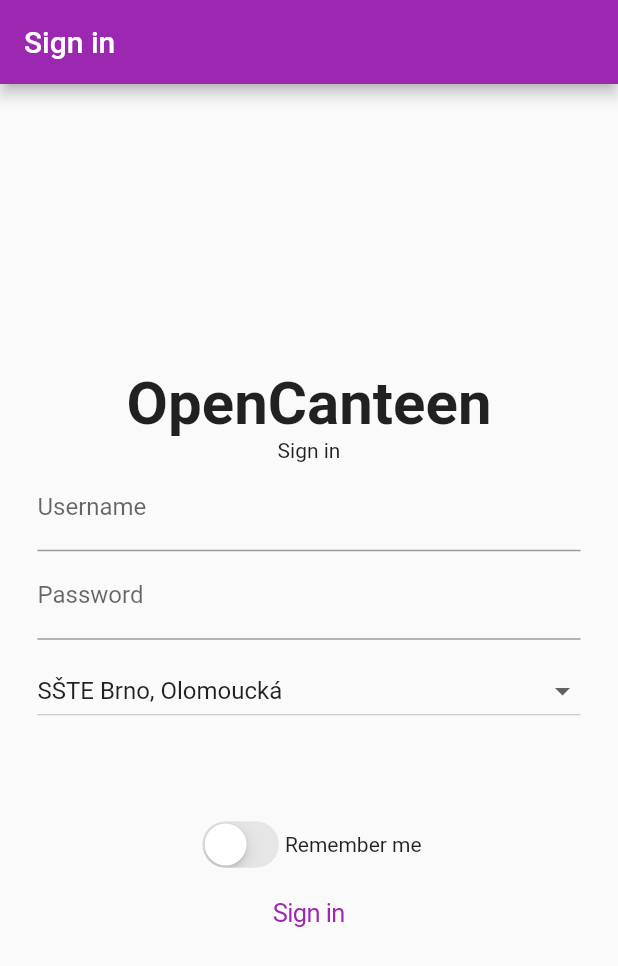
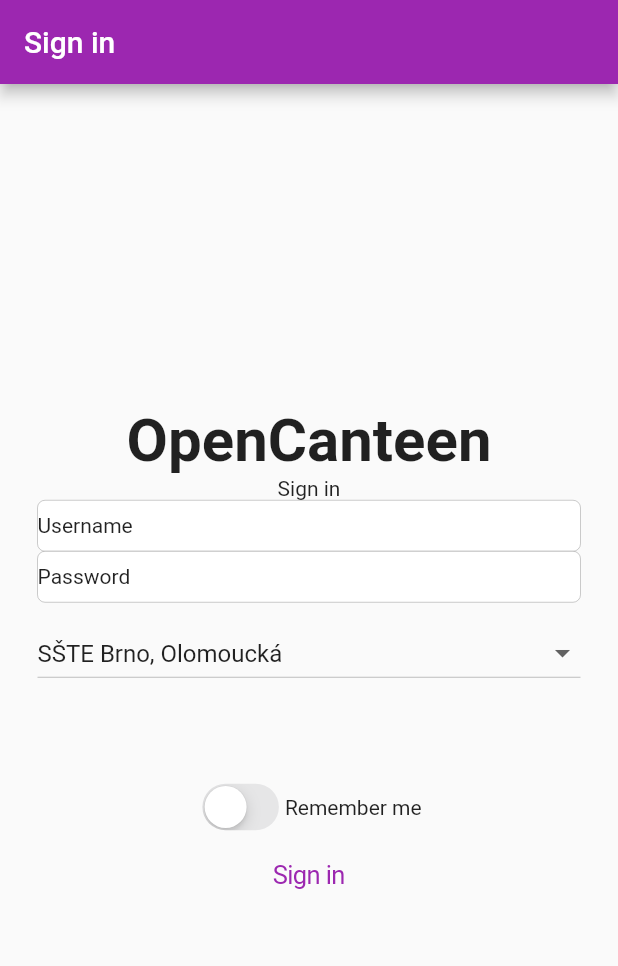
Before and after one commit to hernikplays/opencanteen, a Flutter app: the IOSLogin screen opened directly, on a phone screen of 412 x 824 dp. Shown: the top 966 px of the screen. Run offline on Flutter 3.47's test engine with Material 2 defaults, Android fonts, the phone set to English and light mode, and no system bars; our stand-ins replace flutter_local_notifications, flutter_native_timezone, flutter_secure_storage, introduction_screen, package_info_plus, shared_preferences and 1 more; missing offline and left inert: canteenlib; accounts and stored records are empty.

Commit message:
fix: optimalizovat a upravit barvy

```diff
--- a/lib/okna/android/nastaveni.dart
+++ b/lib/okna/android/nastaveni.dart
@@ -80,6 +80,7 @@ class _AndroidNastaveniState extends State<AndroidNastaveni> {
                 Text(Languages.of(context)!.saveOffline),
                 Switch(
                     value: _ukladatOffline,
+                    activeColor: Colors.purple,
                     onChanged: (value) {
                       setState(() {
                         _ukladatOffline = value;
@@ -115,6 +116,7 @@ class _AndroidNastaveniState extends State<AndroidNastaveni> {
               children: [
                 Text(Languages.of(context)!.skipWeekend),
                 Switch(
+                    activeColor: Colors.purple,
                     value: _preskakovatVikend,
                     onChanged: (value) {
                       setState(() {
@@ -129,6 +131,7 @@ class _AndroidNastaveniState extends State<AndroidNastaveni> {
               children: [
                 Flexible(child: Text(Languages.of(context)!.checkOrdered)),
                 Switch(
+                    activeColor: Colors.purple,
                     value: _kontrolovatTyden,
                     onChanged: (value) {
                       setState(() {
@@ -143,6 +146,7 @@ class _AndroidNastaveniState extends State<AndroidNastaveni> {
               children: [
                 Flexible(child: Text(Languages.of(context)!.notifyLunch)),
                 Switch(
+                    activeColor: Colors.purple,
                     value: _oznameniObed,
                     thumbColor: (!_zapamatovany
                         ? MaterialStateProperty.all(Colors.grey)
--- a/lib/okna/ios/login.dart
+++ b/lib/okna/ios/login.dart
@@ -33,7 +33,6 @@ class _IOSLoginState extends State<IOSLogin> {
   void initState() {
     super.initState();
     LoginManager.getDetails().then((r) async {
-      if (Platform.isIOS) {
       // žádat o oprávnění na iOS
       await flutterLocalNotificationsPlugin
           .resolvePlatformSpecificImplementation<
@@ -43,13 +42,7 @@ class _IOSLoginState extends State<IOSLogin> {
             badge: true,
             sound: true,
           );
-      } else if (Platform.isAndroid) {
-        // žádat o oprávnění na android
-        flutterLocalNotificationsPlugin
-            .resolvePlatformSpecificImplementation<
-                AndroidFlutterLocalNotificationsPlugin>()
-            ?.requestPermission();
-      }
+
       if (r != null) {
         // Automaticky přihlásit
         showDialog(
@@ -146,16 +139,14 @@ class _IOSLoginState extends State<IOSLogin> {
                     Languages.of(context)!.logIn,
                     textAlign: TextAlign.center,
                   ),
-                  TextField(
+                  CupertinoTextField(
                     controller: userControl,
                     autofillHints: const [AutofillHints.username],
-                    decoration: InputDecoration(
-                        labelText: Languages.of(context)!.username),
+                    prefix: Text(Languages.of(context)!.username),
                   ),
-                  TextField(
+                  CupertinoTextField(
                     autofillHints: const [AutofillHints.password],
-                    decoration: InputDecoration(
-                        labelText: Languages.of(context)!.password),
+                    prefix: Text(Languages.of(context)!.password),
                     controller: passControl,
                     obscureText: true,
                   ),
@@ -283,12 +274,9 @@ class _IOSLoginState extends State<IOSLogin> {
   /// Získá offline soubor a zobrazí údaje
   void goOffline() async {
     if (!mounted) return;
-    if (Platform.isAndroid) {
     Navigator.pushAndRemoveUntil(
         context,
-          MaterialPageRoute(
-              builder: ((context) => const IOSOfflineJidelnicek())),
+        MaterialPageRoute(builder: ((context) => const IOSOfflineJidelnicek())),
         (route) => false);
   }
 }
-}
--- a/lib/okna/ios/nastaveni.dart
+++ b/lib/okna/ios/nastaveni.dart
@@ -80,6 +80,7 @@ class _IOSNastaveniState extends State<IOSNastaveni> {
               children: [
                 Text(Languages.of(context)!.saveOffline),
                 CupertinoSwitch(
+                    activeColor: Colors.purple,
                     value: _ukladatOffline,
                     onChanged: (value) {
                       setState(() {
@@ -116,6 +117,7 @@ class _IOSNastaveniState extends State<IOSNastaveni> {
               children: [
                 Text(Languages.of(context)!.skipWeekend),
                 CupertinoSwitch(
+                    activeColor: Colors.purple,
                     value: _preskakovatVikend,
                     onChanged: (value) {
                       setState(() {
@@ -130,6 +132,7 @@ class _IOSNastaveniState extends State<IOSNastaveni> {
               children: [
                 Flexible(child: Text(Languages.of(context)!.checkOrdered)),
                 CupertinoSwitch(
+                    activeColor: Colors.purple,
                     value: _kontrolovatTyden,
                     onChanged: (value) {
                       setState(() {
@@ -144,8 +147,8 @@ class _IOSNastaveniState extends State<IOSNastaveni> {
               children: [
                 Flexible(child: Text(Languages.of(context)!.notifyLunch)),
                 CupertinoSwitch(
+                    activeColor: Colors.purple,
                     value: _oznameniObed,
-                    thumbColor: (Colors.grey),
                     onChanged: (value) {
                       if (!_zapamatovany) {
                         showDialog(
--- a/metadata/cs-CZ/changelogs/25.txt
+++ b/metadata/cs-CZ/changelogs/25.txt
@@ -1 +1,2 @@
 - Optimalizace ze strany kodu
+- Úpravy vzhledu
--- a/metadata/en-US/changelogs/25.txt
+++ b/metadata/en-US/changelogs/25.txt
@@ -1 +1,2 @@
 - Code optimization
+- Theme edits
```
Also changed, not shown: lib/okna/android/jidelnicek.dart (+2 -8 lines), lib/okna/android/login.dart (+5 -7 lines), lib/okna/android/offline_jidelnicek.dart (+2 -8 lines), lib/okna/ios/offline_jidelnicek.dart (+3 -8 lines), 1 other file. Lines whose indentation alone changed are shown as unchanged.
